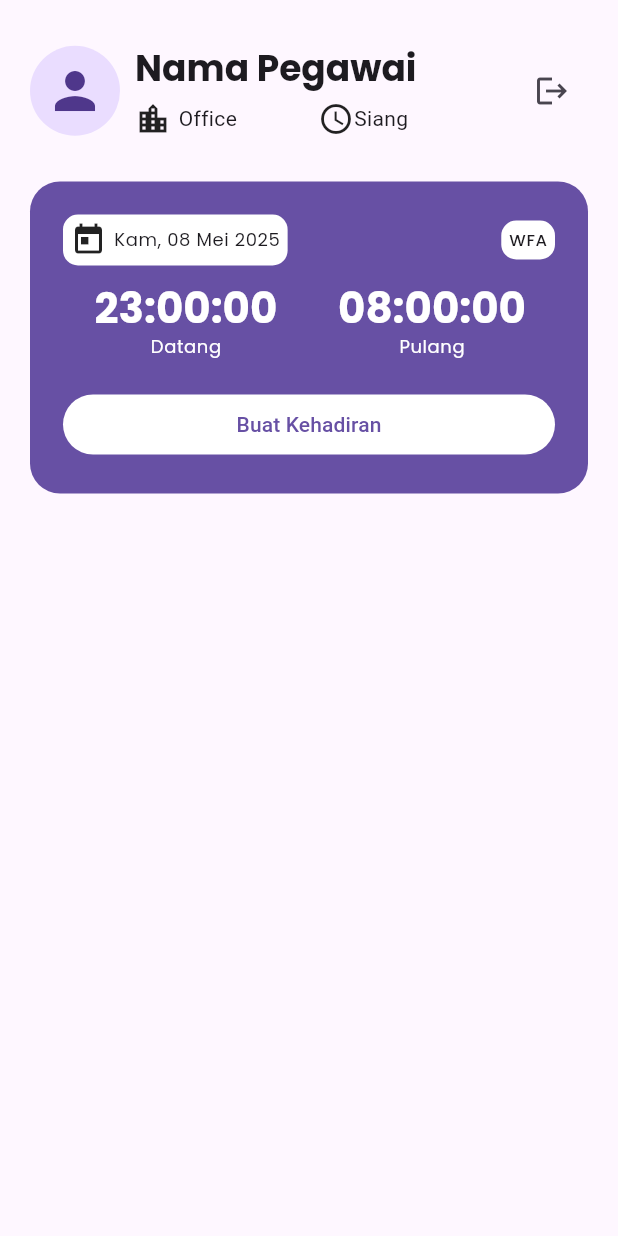
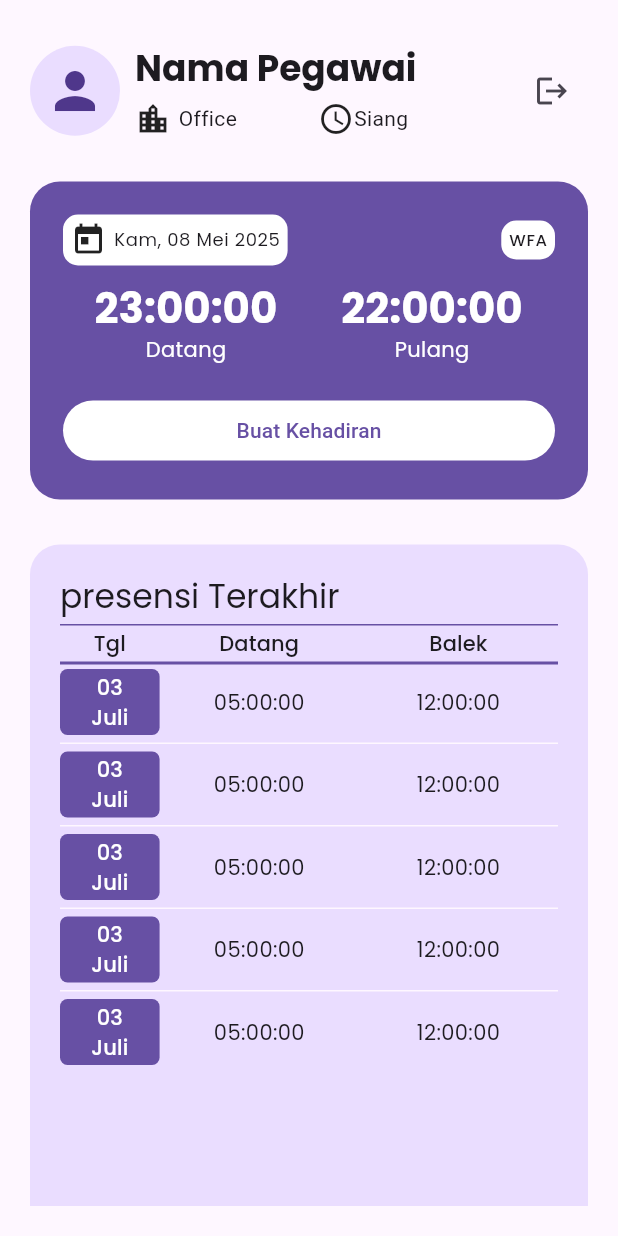
Before and after one commit to Dzakir1502/timeSnap, a Flutter app: the screen it shows after launch, after a tap on "Sign In", on a phone screen of 412 x 824 dp. Run offline on Flutter 3.47's test engine with Material 3 defaults, Android fonts, the phone set to English and light mode, and no system bars; our stand-ins replace dio, geolocator, get_it, pretty_dio_logger, retrofit, shared_preferences; missing offline and left inert: flutter_osm_plugin.

Commit message:
Membangun tampilan kehadiran sebulan terakhir halaman home

```diff
--- a/lib/app/presentation/home/home_page.dart
+++ b/lib/app/presentation/home/home_page.dart
@@ -9,7 +9,13 @@ class HomePage extends AppWidget<HomeNotifier, void, void> {
   @override
   Widget bodyBuild(BuildContext context) {
     return SafeArea(
-      child: Column(children: [_headerLayout(context), _todayLayout(context)]),
+      child: Column(
+        children: [
+          _headerLayout(context),
+          _todayLayout(context),
+          Expanded(child: _thisMonthLayout(context)),
+        ],
+      ),
     );
   }
 
@@ -92,7 +98,10 @@ class HomePage extends AppWidget<HomeNotifier, void, void> {
                     Icon(Icons.today),
                     SizedBox(width: 5),
                     Text(
-                      style: GlobalHelper.getTextStyle(context, appTextStyle: AppTextStyle.BODY_SMALL),
+                      style: GlobalHelper.getTextStyle(
+                        context,
+                        appTextStyle: AppTextStyle.BODY_SMALL,
+                      ),
                       DateTimeHelper.formatDateTime(
                         dateTime: DateTime.now(),
                         format: 'EEE, dd MMM yyyy',
@@ -111,24 +120,122 @@ class HomePage extends AppWidget<HomeNotifier, void, void> {
                 ),
                 child: Text(
                   'WFA',
-                style: GlobalHelper.getTextStyle(context, appTextStyle: AppTextStyle.LABEL_SMALL),
+                  style: GlobalHelper.getTextStyle(
+                    context,
+                    appTextStyle: AppTextStyle.LABEL_SMALL,
+                  ),
                 ),
               ),
             ],
           ),
           SizedBox(height: 10),
-          Row(children: [
-            _timeTodayLayout(context, 'Datang', '23:00:00'),
-            _timeTodayLayout(context, 'Pulang', '08:00:00')
-            ]),
-            SizedBox(height: 20,),
-            Container(
-              width: double.maxFinite,
-              child: FilledButton(onPressed: (){}, child: Text('Buat Kehadiran'), style:FilledButton.styleFrom(
-                backgroundColor:  GlobalHelper.getColorScheme(context).onPrimary,
-                foregroundColor:  GlobalHelper.getColorScheme(context).primary
-              ),),
-            )
+          Row(
+            children: [
+              _timeTodayLayout(context, 'Datang', '23:00:00'),
+              _timeTodayLayout(context, 'Pulang', '22:00:00'),
+            ],
+          ),
+          SizedBox(height: 20),
+          Container(
+            width: double.maxFinite,
+            child: FilledButton(
+              onPressed: () {},
+              child: Text('Buat Kehadiran'),
+              style: FilledButton.styleFrom(
+                backgroundColor: GlobalHelper.getColorScheme(context).onPrimary,
+                foregroundColor: GlobalHelper.getColorScheme(context).primary,
+              ),
+            ),
+          ),
+        ],
+      ),
+    );
+  }
+
+  _thisMonthLayout(BuildContext context) {
+    return Container(
+      width: double.maxFinite,
+      margin: EdgeInsets.all(20),
+      padding: EdgeInsets.all(20),
+      decoration: BoxDecoration(
+        borderRadius: BorderRadius.vertical(top: Radius.circular(20)),
+        color: GlobalHelper.getColorScheme(context).primaryContainer,
+      ),
+      child: Column(
+        crossAxisAlignment: CrossAxisAlignment.start,
+        children: [
+          Text(
+            'presensi Terakhir',
+            style: GlobalHelper.getTextStyle(
+              context,
+              appTextStyle: AppTextStyle.TITLE_LARGE,
+            ),
+          ),
+          SizedBox(height: 5),
+          Container(
+            height: 1,
+            color: GlobalHelper.getColorScheme(context).primary,
+          ),
+          SizedBox(height: 2),
+          Row(
+            children: [
+              Expanded(
+                flex: 1,
+                child: Center(
+                  child: Text(
+                    'Tgl',
+                    style: GlobalHelper.getTextStyle(
+                      context,
+                      appTextStyle: AppTextStyle.TITLE_SMALL,
+                    ),
+                  ),
+                ),
+              ),
+              Expanded(
+                flex: 2,
+                child: Center(
+                  child: Text(
+                    'Datang',
+                    style: GlobalHelper.getTextStyle(
+                      context,
+                      appTextStyle: AppTextStyle.TITLE_SMALL,
+                    ),
+                  ),
+                ),
+              ),
+              Expanded(
+                flex: 2,
+                child: Center(
+                  child: Text(
+                    'Balek',
+                    style: GlobalHelper.getTextStyle(
+                      context,
+                      appTextStyle: AppTextStyle.TITLE_SMALL,
+                    ),
+                  ),
+                ),
+              ),
+            ],
+          ),
+          SizedBox(height: 2),
+          Container(
+            height: 2,
+            color: GlobalHelper.getColorScheme(context).primary,
+          ),
+          ListView.separated(
+            physics: NeverScrollableScrollPhysics(),
+            shrinkWrap: true,
+            separatorBuilder:
+                (context, index) => Container(
+                  margin: EdgeInsets.symmetric(vertical: 2),
+                  height: 1,
+                  color: GlobalHelper.getColorScheme(context).surface,
+                ),
+            itemCount: 5,
+            itemBuilder: (context, index) {
+              return _itemThisMonth(context);
+            },
+          ),
         ],
       ),
     );
@@ -148,8 +255,66 @@ class HomePage extends AppWidget<HomeNotifier, void, void> {
               fontWeight: FontWeight.bold,
             ),
           ),
-          Text(label,
-          style: GlobalHelper.getTextStyle(context, appTextStyle: AppTextStyle.BODY_SMALL)?.copyWith(color: GlobalHelper.getColorScheme(context).onPrimary),
+          Text(
+            label,
+            style: GlobalHelper.getTextStyle(
+              context,
+              appTextStyle: AppTextStyle.BODY_MEDIUM,
+            )?.copyWith(color: GlobalHelper.getColorScheme(context).onPrimary),
+          ),
+        ],
+      ),
+    );
+  }
+
+  _itemThisMonth(BuildContext context) {
+    return Container(
+      margin: EdgeInsets.symmetric(vertical: 3),
+      child: Row(
+        children: [
+          Expanded(
+            flex: 1,
+            child: Container(
+              padding: EdgeInsets.symmetric(vertical: 2, horizontal: 5),
+              decoration: BoxDecoration(
+                borderRadius: BorderRadius.circular(5),
+                color: GlobalHelper.getColorScheme(context).primary,
+              ),
+              child: Text(
+                '03\nJuli',
+                style: GlobalHelper.getTextStyle(
+                  context,
+                  appTextStyle: AppTextStyle.LABEL_LARGE,
+                )?.copyWith(
+                  color: GlobalHelper.getColorScheme(context).onPrimary,
+                ),
+                textAlign: TextAlign.center,
+              ),
+            ),
+          ),
+          Expanded(
+            flex: 2,
+            child: Center(
+              child: Text(
+                '05:00:00',
+                style: GlobalHelper.getTextStyle(
+                  context,
+                  appTextStyle: AppTextStyle.BODY_MEDIUM
+                ),
+              ),
+            ),
+          ),
+          Expanded(
+            flex: 2,
+            child: Center(
+              child: Text(
+                '12:00:00',
+                style: GlobalHelper.getTextStyle(
+                  context,
+                  appTextStyle: AppTextStyle.BODY_MEDIUM
+                ),
+              ),
+            ),
           ),
         ],
       ),
```
